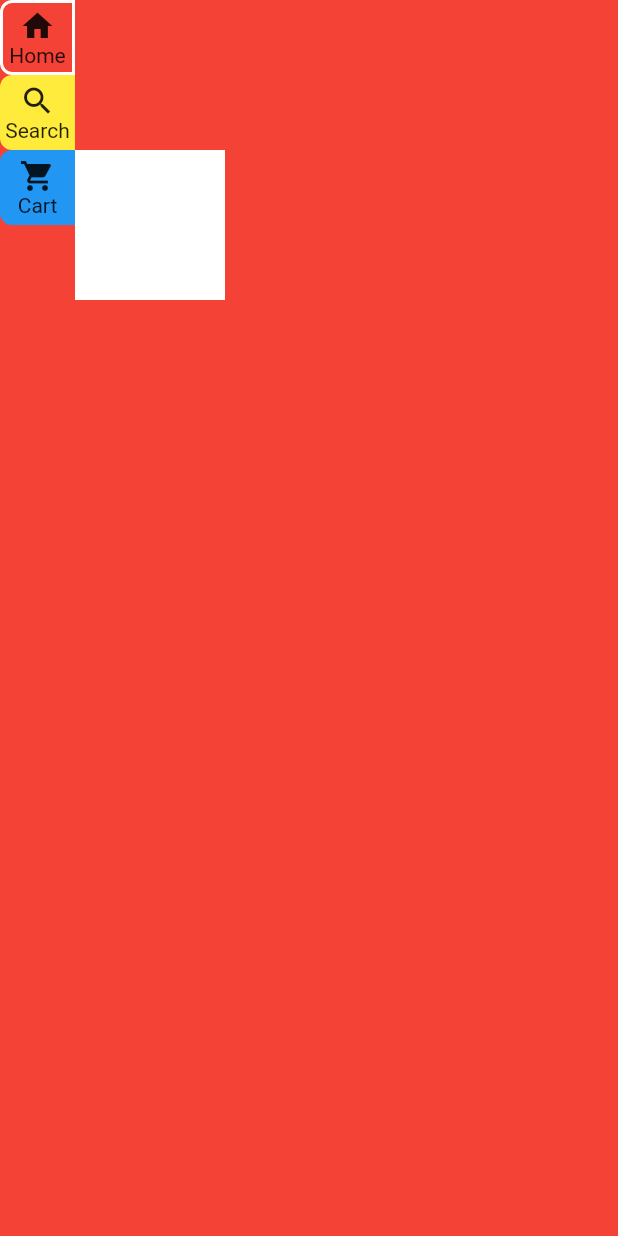
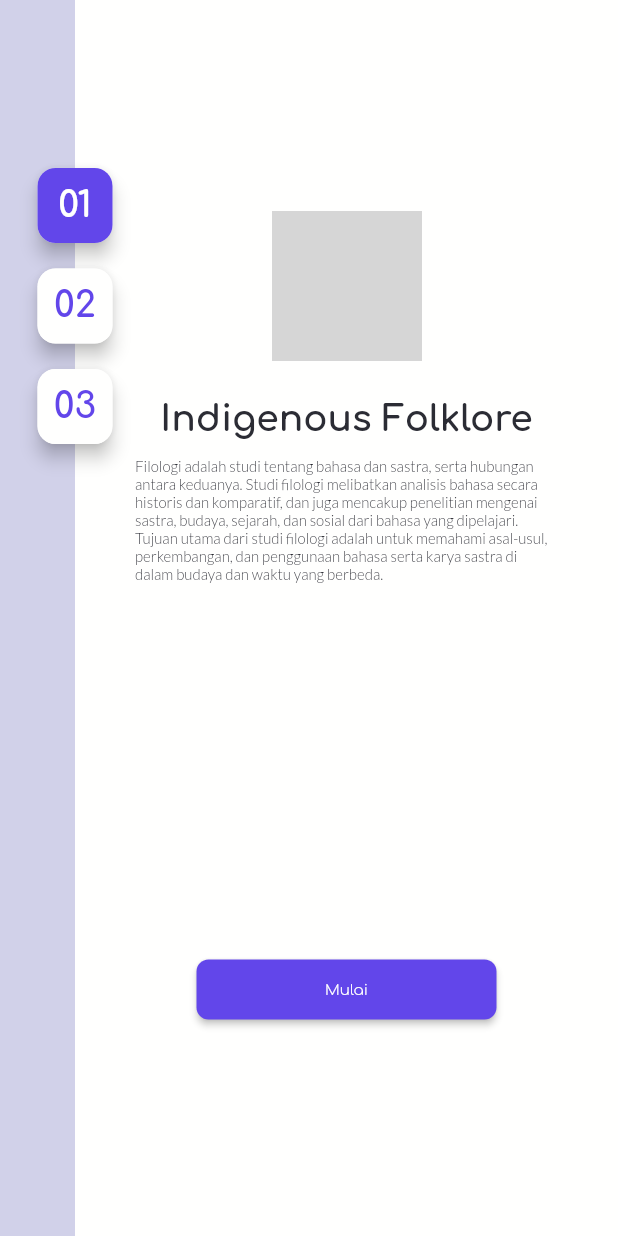
Before and after one commit to r-G7D/ailment_alleviate, a Flutter app: the screen it shows after launch, on a phone screen of 412 x 824 dp. Run offline on Flutter 3.47's test engine with Material 2 defaults, Android fonts, the phone set to English and light mode, and no system bars; our stand-ins replace go_router, google_fonts; network calls fail; grey boxes are pictures that could not be loaded.

Commit message:
emperis screen

```diff
--- /dev/null
+++ b/lib/constants/custom_style.dart
@@ -0,0 +1,34 @@
+import 'package:flutter/material.dart';
+
+Color? primary = const Color(0xFF6246EA);
+Color? secondary = const Color(0xFFD1D1E9);
+Color? black = const Color(0xFF2B2C34);
+Color? white = const Color(0xFFFFFFFE);
+
+ThemeData appTheme = ThemeData(
+  brightness: Brightness.light,
+  primaryColor: primary,
+  visualDensity: VisualDensity.adaptivePlatformDensity,
+);
+
+class Typo {
+  static final title = TextStyle(
+    fontWeight: FontWeight.w700,
+    color: black,
+    fontSize: 24,
+  );
+
+  static final paragraph = TextStyle(
+    fontWeight: FontWeight.w300,
+    color: black,
+    fontSize: 10,
+  );
+}
+
+class Decor {
+  static BoxShadow boxShadow = const BoxShadow(
+      color: Color.fromRGBO(0, 0, 0, 0.25),
+      blurRadius: 12,
+      spreadRadius: 0,
+      offset: Offset(1, 4));
+}
--- /dev/null
+++ b/lib/constants/extension_asset.dart
@@ -0,0 +1,3 @@
+extension StringExtension on String {
+  String get png => 'assets/images/$this.png';
+}
--- /dev/null
+++ b/lib/constants/image_path.dart
@@ -0,0 +1 @@
+import 'package:ailment_alleviate/constants/extension_asset.dart';
--- a/lib/main.dart
+++ b/lib/main.dart
@@ -1,6 +1,6 @@
 import 'package:flutter/material.dart';
-import 'package:pope/providers/emperis_provider.dart';
-import 'package:pope/routes/router.dart';
+import 'package:ailment_alleviate/providers/emperis_provider.dart';
+import 'package:ailment_alleviate/routes/router.dart';
 import 'package:provider/provider.dart';
 
 void main() {
--- a/lib/providers/emperis_provider.dart
+++ b/lib/providers/emperis_provider.dart
@@ -4,16 +4,25 @@ import 'package:flutter/material.dart';
 
 class EmperisProvider with ChangeNotifier {
   int _active = 0;
-  dynamic _colorList = [
-    Colors.red,
-    Colors.yellow,
-    Colors.blue,
-  ];
-  dynamic get colorList => _colorList;
+  int _page = 0;
+  int get page => _page;
+  PageController _pageController = PageController();
+  PageController get pageController => _pageController;
   int get active => _active;
+
+  setPage(int index) {
+    _page = index;
+    pageController.animateToPage(
+      index,
+      duration: const Duration(milliseconds: 300),
+      curve: Curves.easeInOut,
+    );
+    notifyListeners();
+  }
 
   setActive(int index) {
     _active = index;
+
     notifyListeners();
   }
 }
--- a/lib/routes/router.dart
+++ b/lib/routes/router.dart
@@ -1,6 +1,6 @@
 import 'package:flutter/cupertino.dart';
 import 'package:go_router/go_router.dart';
-import 'package:pope/views/pages/search_screen.dart';
+import 'package:ailment_alleviate/views/pages/search_screen.dart';
 
 import '../views/pages/emperis_screen.dart';
 
--- /dev/null
+++ b/lib/services/api_service.dart
@@ -0,0 +1,6 @@
+import 'dart:convert';
+import 'dart:developer';
+
+import 'package:http/http.dart' as http;
+
+class ApiService {}
--- a/lib/views/pages/emperis_screen.dart
+++ b/lib/views/pages/emperis_screen.dart
@@ -1,6 +1,8 @@
 // ignore_for_file: prefer_const_constructors
 
+import 'package:ailment_alleviate/constants/custom_style.dart';
 import 'package:flutter/material.dart';
+import 'package:google_fonts/google_fonts.dart';
 import 'package:provider/provider.dart';
 
 import '../../providers/emperis_provider.dart';
@@ -10,28 +12,119 @@ class EmperisScreen extends StatelessWidget {
 
   @override
   Widget build(BuildContext context) {
-    var prov = Provider.of<EmperisProvider>(context);
+    dynamic data = [
+      {
+        'pic': 'https://picsum.photos/id/1/200/300',
+        'title': 'Indigenous Folklore',
+        'desc':
+            'Filologi adalah studi tentang bahasa dan sastra, serta hubungan antara keduanya. Studi filologi melibatkan analisis bahasa secara historis dan komparatif, dan juga mencakup penelitian mengenai sastra, budaya, sejarah, dan sosial dari bahasa yang dipelajari. Tujuan utama dari studi filologi adalah untuk memahami asal-usul, perkembangan, dan penggunaan bahasa serta karya sastra di dalam budaya dan waktu yang berbeda.',
+      },
+      {
+        'pic': 'https://picsum.photos/id/1/200/300',
+        'title': 'Filologi',
+        'desc':
+            'Filologi adalah studi tentang bahasa dan sastra, serta hubungan antara keduanya. Studi filologi melibatkan analisis bahasa secara historis dan komparatif, dan juga mencakup penelitian mengenai sastra, budaya, sejarah, dan sosial dari bahasa yang dipelajari. Tujuan utama dari studi filologi adalah untuk memahami asal-usul, perkembangan, dan penggunaan bahasa serta karya sastra di dalam budaya dan waktu yang berbeda.',
+      },
+      {
+        'pic': 'https://picsum.photos/id/1/200/300',
+        'title': 'Lorem Ipsum',
+        'desc':
+            'Filologi adalah studi tentang bahasa dan sastra, serta hubungan antara keduanya. Studi filologi melibatkan analisis bahasa secara historis dan komparatif, dan juga mencakup penelitian mengenai sastra, budaya, sejarah, dan sosial dari bahasa yang dipelajari. Tujuan utama dari studi filologi adalah untuk memahami asal-usul, perkembangan, dan penggunaan bahasa serta karya sastra di dalam budaya dan waktu yang berbeda.',
+      },
+    ];
+    var prov = Provider.of<EmperisProvider>(context, listen: false);
     return Scaffold(
-      backgroundColor: prov.colorList[prov.active],
-      body: Row(
+      backgroundColor: white,
+      body: Stack(
         children: [
-          tabBar(context),
+          Row(
+            children: [
               Container(
-            width: 100,
-            height: 100,
-            color: Colors.white,
-          )
+                width: 50,
+                height: MediaQuery.of(context).size.height,
+                color: secondary,
+              ),
+              Container(
+                width: MediaQuery.of(context).size.width - 50,
+                height: MediaQuery.of(context).size.height,
+                padding: const EdgeInsets.symmetric(horizontal: 40),
+                color: white,
+                child: PageView(
+                  scrollDirection: Axis.vertical,
+                  controller: prov.pageController,
+                  onPageChanged: (value) {
+                    prov.setActive(value);
+                  },
+                  children: [
+                    mainPage(context, data[0]),
+                    mainPage(context, data[1]),
+                    mainPage(context, data[2]),
+                  ],
+                ),
+              ),
+            ],
+          ),
+          Padding(
+            padding: const EdgeInsets.only(top: 112, left: 25),
+            child: tabBar(context),
+          ),
         ],
       ),
     );
   }
 
+  Widget mainPage(BuildContext context, dynamic data) {
+    return Column(
+      mainAxisAlignment: MainAxisAlignment.center,
+      children: [
+        ClipRRect(
+          borderRadius: BorderRadius.circular(100),
+          child: Image.network(
+            data['pic'],
+            width: 100,
+            height: 100,
+          ),
+        ),
+        const SizedBox(height: 26),
+        Text(
+          data['title'],
+          style: GoogleFonts.comfortaa(
+            textStyle: Typo.title.copyWith(
+              color: black,
+            ),
+          ),
+        ),
+        const SizedBox(height: 11),
+        Text(
+          data['desc'],
+          style: GoogleFonts.lato(
+            textStyle: Typo.paragraph.copyWith(
+              color: black,
+            ),
+          ),
+        ),
+        SizedBox(height: MediaQuery.of(context).size.height * 0.3),
+        ElevatedButton(
+            onPressed: () {},
+            style: ButtonStyle(
+              backgroundColor: MaterialStateProperty.all(primary),
+              minimumSize: MaterialStatePropertyAll(Size(200, 40)),
+              shape: MaterialStateProperty.all(
+                RoundedRectangleBorder(
+                  borderRadius: BorderRadius.circular(8),
+                ),
+              ),
+            ),
+            child: Text(
+              'Mulai',
+              style: GoogleFonts.comfortaa(
+                  textStyle: Typo.paragraph.copyWith(color: white)),
+            )),
+      ],
+    );
+  }
+
   Widget tabBar(BuildContext context) {
-    dynamic data = [
-      {'title': 'Home', 'icon': Icons.home, 'color': Colors.red},
-      {'title': 'Search', 'icon': Icons.search, 'color': Colors.yellow},
-      {'title': 'Cart', 'icon': Icons.shopping_cart, 'color': Colors.blue},
-    ];
     return SizedBox(
       height: 300,
       width: 50,
@@ -39,35 +132,41 @@ class EmperisScreen extends StatelessWidget {
         builder: (_, prov, __) {
           return ListView.builder(
             physics: const NeverScrollableScrollPhysics(),
-            itemCount: data.length,
+            itemCount: 3,
             itemBuilder: (context, index) {
-              return InkWell(
+              return Column(
+                children: [
+                  InkWell(
                     onTap: () {
-                  prov.setActive(index);
+                      prov.setPage(index);
                     },
+                    child: Material(
+                      shape: RoundedRectangleBorder(
+                        borderRadius: BorderRadius.all(Radius.circular(12)),
+                      ),
+                      elevation: 5,
                       child: Container(
                         width: 50,
                         height: 50,
                         decoration: BoxDecoration(
-                      borderRadius: BorderRadius.only(
-                        topLeft: Radius.circular(8),
-                        bottomLeft: Radius.circular(8),
+                          borderRadius: BorderRadius.all(Radius.circular(12)),
+                          color: prov.active == index ? primary : white,
                         ),
-                      color: data[index]['color'],
-                      border: Border.all(
-                        color: prov.active == index
-                            ? Colors.white
-                            : Colors.transparent,
-                        width: 2,
-                      )),
-                  child: Column(
-                    mainAxisAlignment: MainAxisAlignment.center,
-                    children: [
-                      Icon(data[index]['icon']),
-                      Text(data[index]['title']),
-                    ],
+                        child: Center(
+                          child: Text(
+                            '0${index + 1}',
+                            style: GoogleFonts.comfortaa(
+                              textStyle: Typo.title.copyWith(
+                                color: prov.active == index ? white : primary,
                               ),
                             ),
+                          ),
+                        ),
+                      ),
+                    ),
+                  ),
+                  const SizedBox(height: 17)
+                ],
               );
             },
           );
```
Also changed, not shown: pubspec.yaml (+5 -4 lines), 1 other file. Lines whose indentation alone changed are shown as unchanged.
